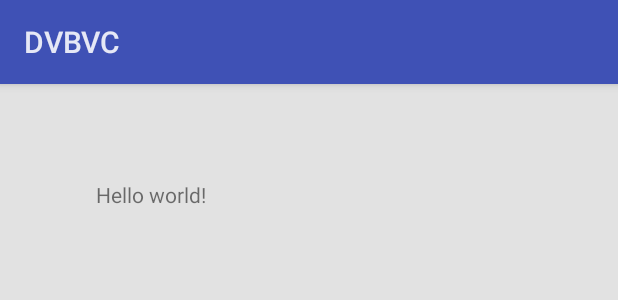
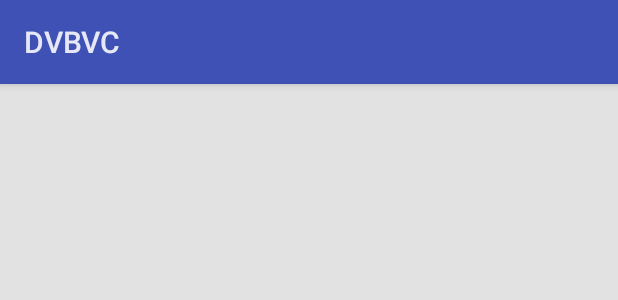
Before and after one commit to bennir/DVBViewerController2, an Android app: the layout activity_epg_description.xml on its own in the app's theme, with its tools: preview values and no code run, on a phone screen of 412 x 824 dp. Shown: the top 300 px of the screen. Run offline under Robolectric (Android 15) with nearby library versions, the phone set to English and light mode, and no system bars.

Commit message:
Update, Floating Window

```diff
--- a/app/src/main/java/de/bennir/dvbviewercontroller2/Config.java
+++ b/app/src/main/java/de/bennir/dvbviewercontroller2/Config.java
@@ -20,6 +20,7 @@ public class Config {
     public static final String GROUP_KEY = "channel_group";
     public static final String CHANNEL_LIST_KEY = "channel_list";
     public static final String CHANNEL_GROUP_LIST_KEY = "channel_group_list";
+    public static final String EPG_KEY = "channel_epg";
 
     // DVB Command Values
     public static int MENU      = 111;
@@ -118,7 +119,7 @@ public class Config {
         entry.Duration = "15";
         entry.ChannelId = "Das Erste HD";
         entry.EndTime = 635438340000000000L;
-        entry.Desc = "Die Nachrichten und das Wetter";
+        entry.Desc = "Die Nachrichten und das Wetter und hier steht ganz viel weiteres Interessantes. Interessant? Naja das ist wohl eine Frage der Definition. Lorem Ipsum bla bla ich hasse Latein, kacksprache ey!";
 
         for(int i = 0; i < 10; i++) {
             epg.add(entry);
--- a/app/src/main/java/de/bennir/dvbviewercontroller2/adapter/EpgInfoAdapter.java
+++ b/app/src/main/java/de/bennir/dvbviewercontroller2/adapter/EpgInfoAdapter.java
@@ -68,6 +68,9 @@ public class EpgInfoAdapter extends ArrayAdapter<EpgInfo> {
         } catch (UnsupportedEncodingException e) {
             e.printStackTrace();
         }
+
+        //TODO: kürzen der Description
+
         String time = getItem(position).Date + " " + getItem(position).Time;
         viewHolder.Time.setText(time);
         viewHolder.ChannelId.setText(getItem(position).ChannelId);
--- a/app/src/main/java/de/bennir/dvbviewercontroller2/ui/ChannelDetailFragment.java
+++ b/app/src/main/java/de/bennir/dvbviewercontroller2/ui/ChannelDetailFragment.java
@@ -168,8 +168,8 @@ public class ChannelDetailFragment extends ProgressListFragment {
             public void onItemClick(AdapterView<?> adapterView, View view, int i, long l) {
                 if(i == 0) return;
 
-                Log.d(TAG, "Title: " + mAdapter.getItem(i-1).Title);
-                Intent mIntent = new Intent(getActivity(), ControllerActivity.class);
+                Intent mIntent = new Intent(getActivity(), EpgDescriptionActivity.class);
+                mIntent.putExtra(Config.EPG_KEY, mAdapter.getItem(i-1));
 
                 startActivity(mIntent);
             }
--- a/app/src/main/res/layout/activity_epg_description.xml
+++ b/app/src/main/res/layout/activity_epg_description.xml
@@ -2,11 +2,11 @@
     xmlns:tools="http://schemas.android.com/tools"
     android:layout_width="match_parent"
     android:layout_height="match_parent"
-    android:layout_margin="64dp"
+    android:layout_margin="32dp"
     tools:context="de.bennir.dvbviewercontroller2.ui.EpgDescriptionActivity">
 
     <TextView
-        android:text="@string/hello_world"
+        android:id="@android:id/text1"
         android:layout_width="wrap_content"
         android:layout_height="wrap_content" />
 
--- a/app/src/main/res/values/styles.xml
+++ b/app/src/main/res/values/styles.xml
@@ -37,6 +37,8 @@
 
     <style name="FloatingWindow" parent="BaseAppTheme">
         <item name="android:windowActionBar">false</item>
+        <item name="android:windowCloseOnTouchOutside">true</item>
+        <item name="android:windowNoTitle">true</item>
         <item name="android:windowIsFloating">true</item>
         <item name="android:windowIsTranslucent">true</item>
         <item name="android:colorBackgroundCacheHint">@null</item>
```
Also changed, not shown: app/src/main/java/de/bennir/dvbviewercontroller2/ui/EpgDescriptionActivity.java (+6 -21 lines), app/src/main/res/menu/epg_description.xml (deleted, +0 -8 lines).
